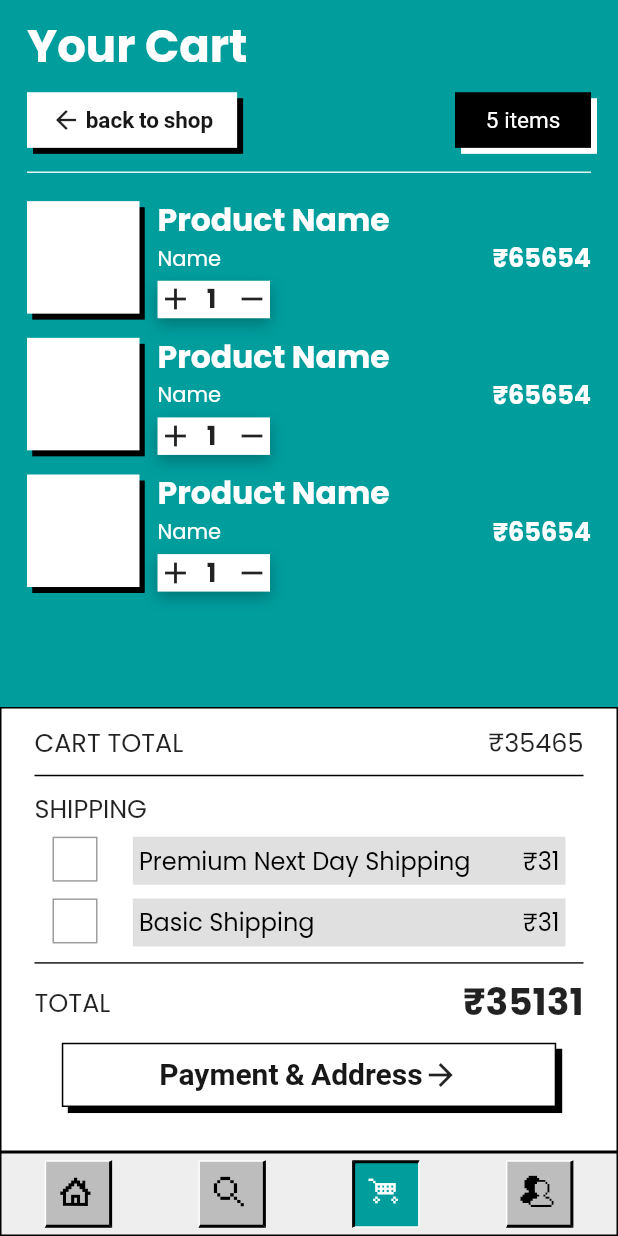
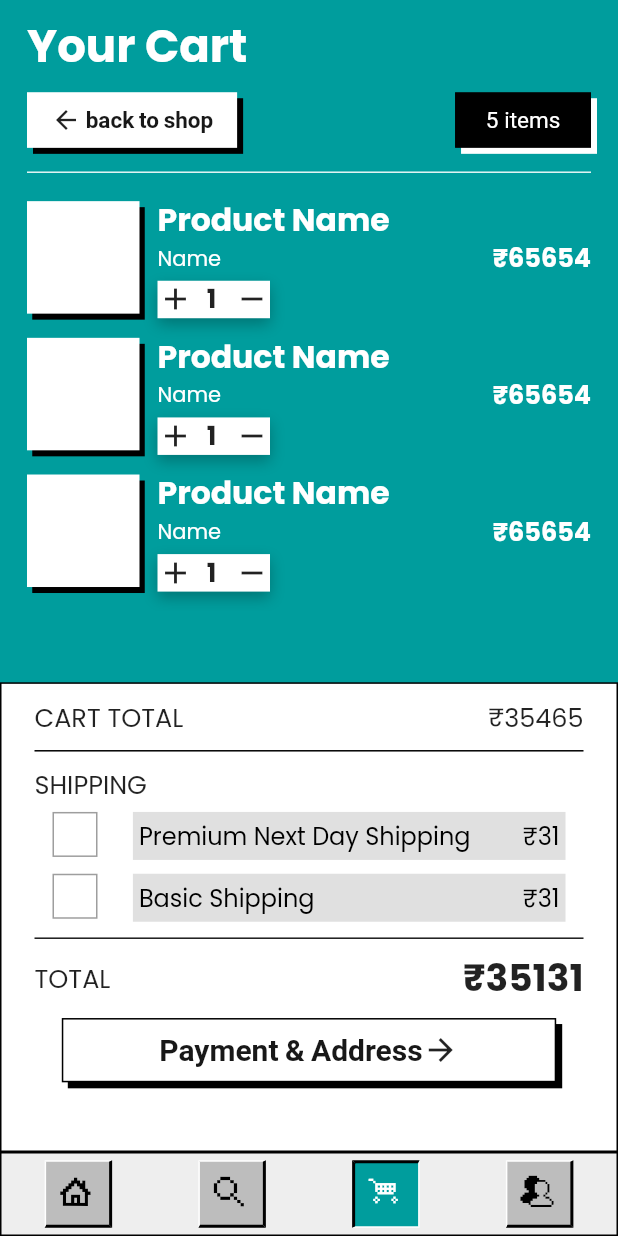
Before and after one commit to himanshusharma89/relic_bazaar, a Flutter app: the screen it shows after launch, swiped to page 3, on a phone screen of 412 x 824 dp. Run offline on Flutter 3.47's test engine with Material 2 defaults, Android fonts, the phone set to English and light mode, and no system bars; our stand-ins replace flutter_svg, google_fonts.

Commit message:
Fixed the renderflex overflow issue at the bottom of cart.dart

```diff
--- a/lib/widgets/payment/payment_window.dart
+++ b/lib/widgets/payment/payment_window.dart
@@ -23,7 +23,7 @@ class _PaymentWindowState extends State<PaymentWindow> {
     final width = MediaQuery.of(context).size.width;
     return Container(
       width: width,
-      height: height * 0.36,
+      height: height * 0.38,
       margin: const EdgeInsets.only(bottom: kBottomNavigationBarHeight),
       decoration: BoxDecoration(
           color: Colors.white, border: Border.all(color: Colors.black)),
```
